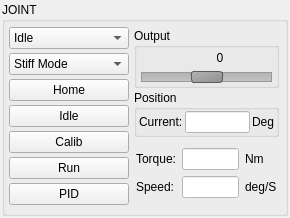
Qt form src/yarpmotorgui-qt/jointitem.ui (robotology/yarp) before a commit.
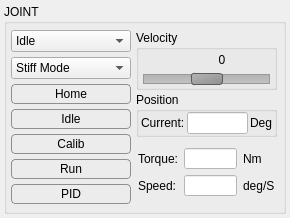
The same form after that commit. The open tabs and pages were chosen to show the change.

Commit message: The slider now goes to the desired target #458 Fixed the background color on hardware fault Fixed missing icons in the tree mode on fault minor fixes

Patch:
```diff
--- a/src/yarpmotorgui-qt/jointitem.ui
+++ b/src/yarpmotorgui-qt/jointitem.ui
@@ -30,16 +30,16 @@
   </property>
   <layout class="QHBoxLayout" name="horizontalLayout_4">
    <property name="leftMargin">
-    <number>2</number>
+    <number>4</number>
    </property>
    <property name="topMargin">
-    <number>2</number>
+    <number>4</number>
    </property>
    <property name="rightMargin">
-    <number>2</number>
+    <number>4</number>
    </property>
    <property name="bottomMargin">
-    <number>2</number>
+    <number>4</number>
    </property>
    <item>
     <widget class="QGroupBox" name="groupBox">
@@ -76,6 +76,29 @@
           <height>16777215</height>
          </size>
         </property>
+        <property name="styleSheet">
+         <string notr="true"> QPushButton {
+     border: 1px solid #8f8f91;
+     border-radius: 4px;
+     background-color: qlineargradient(x1: 0, y1: 0, x2: 0, y2: 1,
+                                       stop: 0 #f6f7fa, stop: 1 #dadbde);
+     min-width: 80px;
+	min-height:18px;
+ }
+
+ QPushButton:pressed {
+     background-color: qlineargradient(x1: 0, y1: 0, x2: 0, y2: 1,
+                                       stop: 0 #dadbde, stop: 1 #f6f7fa);
+ }
+
+ QPushButton:flat {
+     border: none; /* no border for a flat push button */
+ }
+
+ QPushButton:default {
+     border-color: navy; /* make the default button prominent */
+ }</string>
+        </property>
         <layout class="QVBoxLayout" name="verticalLayout">
          <property name="spacing">
           <number>3</number>
@@ -230,7 +253,7 @@
  }</string>
         </property>
         <property name="currentIndex">
-         <number>4</number>
+         <number>1</number>
         </property>
         <widget class="QWidget" name="pageIdle">
          <layout class="QVBoxLayout" name="verticalLayout_3">
@@ -1259,7 +1282,7 @@
           <item>
            <widget class="QGroupBox" name="groupBox_15">
             <property name="title">
-             <string>Output</string>
+             <string>Velocity</string>
             </property>
             <layout class="QVBoxLayout" name="verticalLayout_20">
              <property name="spacing">
```
The commit also changes 4 other files.
